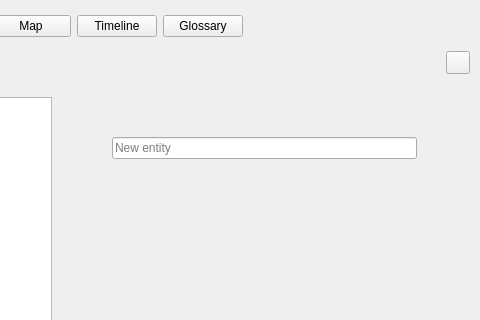
Above: ui/world_building_view.ui from plotlyst/plotlyst-app before the change; both pictures show x 457 to 937 and y 0 to 320 of the 937 by 659 pixel window. Below: the same form after it.
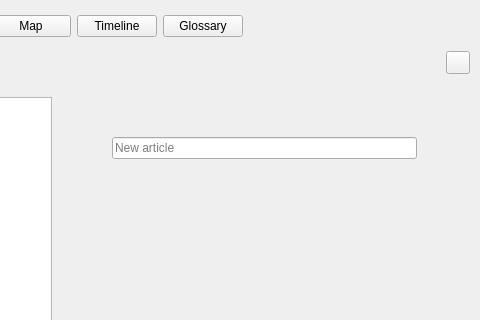
That is the form after the change. Custom widgets are drawn as their Qt base class.

The edit to the form file:
```diff
--- a/ui/world_building_view.ui
+++ b/ui/world_building_view.ui
@@ -467,7 +467,7 @@
                <rect>
                 <x>0</x>
                 <y>0</y>
-                <width>402</width>
+                <width>423</width>
                 <height>577</height>
                </rect>
               </property>
@@ -547,7 +547,7 @@
                      <item>
                       <widget class="QLineEdit" name="lineName">
                        <property name="placeholderText">
-                        <string>New entity</string>
+                        <string>New article</string>
                        </property>
                       </widget>
                      </item>
```
Left out of the diff: 4 changed lines with no effect on the pictures.
